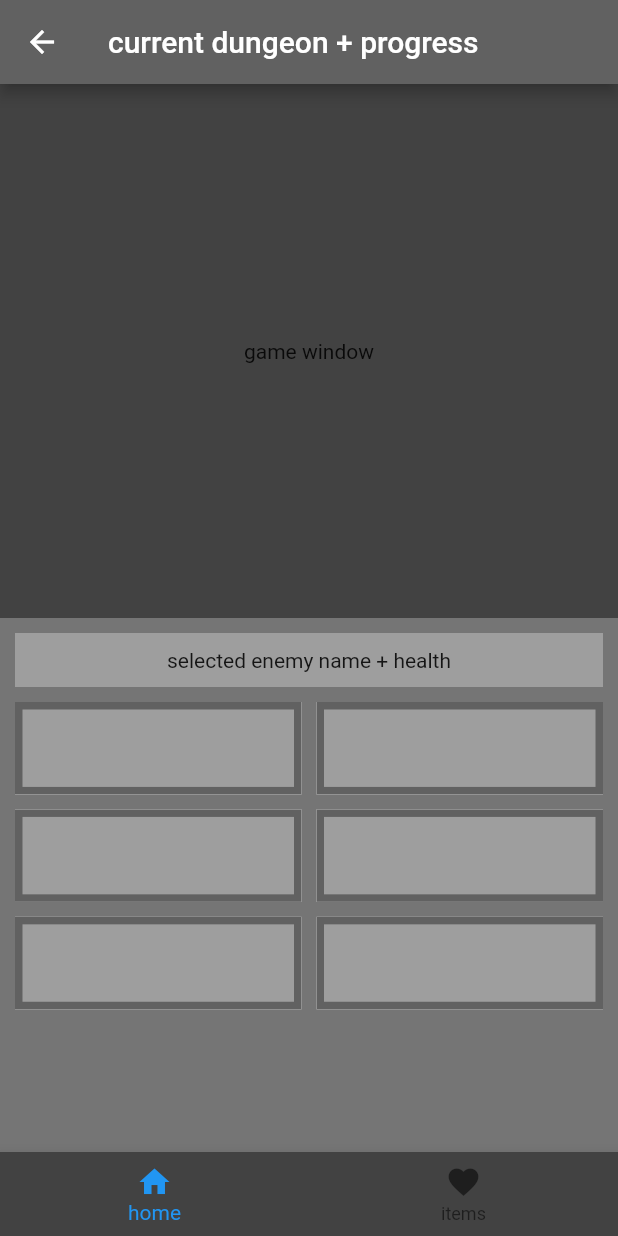
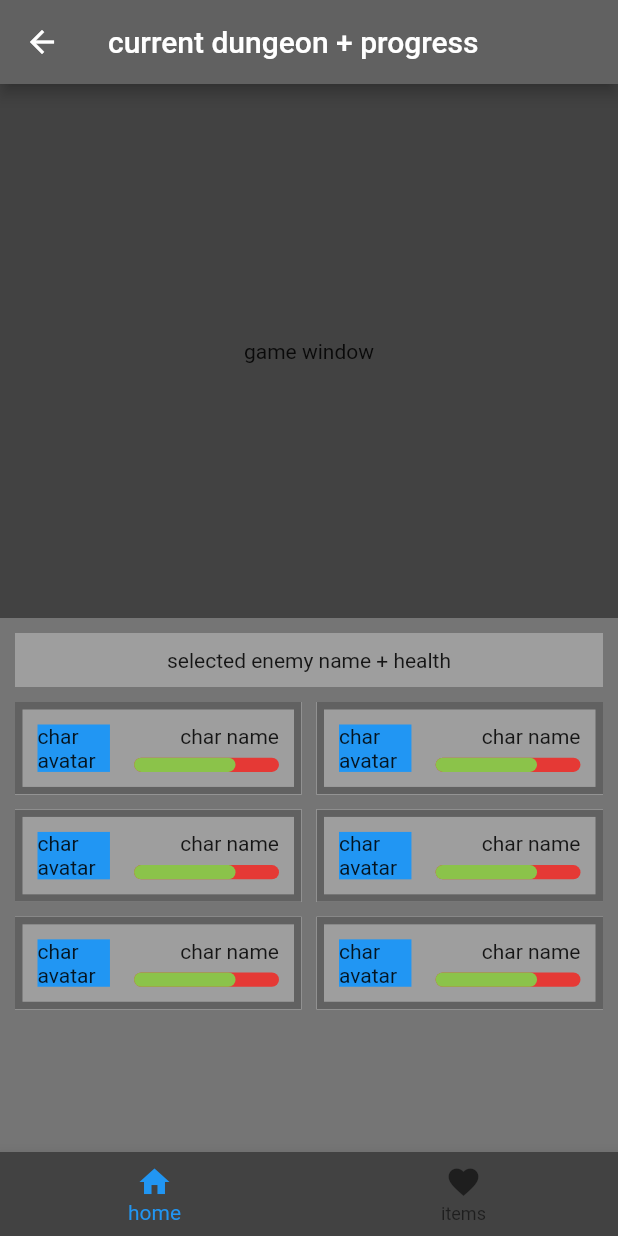
Before and after one commit to aarongiesbrecht/slimes, a Flutter app: the CombatPage screen opened directly, on a phone screen of 412 x 824 dp. Run offline on Flutter 3.47's test engine with Material 2 defaults, Android fonts, the phone set to English and light mode, and no system bars.

Commit message:
move class created, slime refined

```diff
--- a/slimes/lib/UI/CharacterTile.dart
+++ b/slimes/lib/UI/CharacterTile.dart
@@ -1,4 +1,6 @@
 import 'package:flutter/material.dart';
+
+import './SmallHealthBar.dart';
 
 class CharacterTile extends StatefulWidget {
   CharacterTile();
@@ -17,10 +19,32 @@ class _CharacterTileState extends State<CharacterTile> {
         child: Container(
           padding: EdgeInsets.all(10),
           color: Colors.grey,
-          child: Row(
+          child: Stack(
             children: <Widget>[
-
-            ],
+              FractionallySizedBox(
+                widthFactor: 0.3,
+                heightFactor: 1,
+                alignment: Alignment.centerLeft,
+                child: Container(
+                  child: Text('char\navatar'),
+                  color: Colors.blue,
+                ),
+              ),
+              Container(
+                alignment: Alignment.topRight,
+                child: Text('char name'),
+              ),
+              Container(
+                alignment: Alignment.bottomRight,
+                child: FractionallySizedBox(
+                  widthFactor: .6,
+                  heightFactor: .3,
+                  child: Container(
+                    child: SmallHealthBar(0.7)
+                  ),
+                ),
+              ),
+            ]
           ),
         ),
       ),
@@ -29,7 +53,7 @@ class _CharacterTileState extends State<CharacterTile> {
 }
 
 
-// old column
+// old row
 
 // Expanded(
 //   child: FractionallySizedBox(
--- a/slimes/lib/UI/CombatOptionTile.dart
+++ b/slimes/lib/UI/CombatOptionTile.dart
@@ -17,7 +17,7 @@ class CombatMenuTile extends StatelessWidget {
         onTap: () => onTap(),
         child:  Container(
           //TODO will require characer values to be passed in
-          child: new CharacterTile(),
+          child: CharacterTile(),
         ),
       ),
     );
--- /dev/null
+++ b/slimes/lib/UI/SmallHealthBar.dart
@@ -0,0 +1,41 @@
+import 'package:flutter/material.dart';
+
+class SmallHealthBar extends StatefulWidget {
+
+  //health MUST be passed a double between 0-1
+  final double health;
+  SmallHealthBar(this.health);
+
+  @override
+  _SmallHealthBarState createState() => _SmallHealthBarState();
+}
+
+class _SmallHealthBarState extends State<SmallHealthBar> {
+  @override
+  Widget build(BuildContext context) {
+    return new Material(
+      color: Colors.grey[500],
+        child: Container(
+          decoration: BoxDecoration(
+              color: Colors.red[600],
+              borderRadius: BorderRadius.all(
+                Radius.circular(5),
+              ),
+            ),
+          alignment: Alignment.centerLeft,
+          child: FractionallySizedBox(
+          heightFactor: 1,
+          widthFactor: widget.health,
+          child: Container(
+            decoration: BoxDecoration(
+              color: Colors.lightGreen,
+              borderRadius: BorderRadius.all(
+                Radius.circular(5),
+              ),
+            ),
+          ),
+        ),
+      ),
+    );
+  }
+}
--- a/slimes/lib/entities/friendly/Slime.dart
+++ b/slimes/lib/entities/friendly/Slime.dart
@@ -4,18 +4,32 @@
 // will not have a widget component as is just data storage
 //*
 
+import '../../utils/Move.dart';
+
 class Slime {
 
   // required data:
-  int health;
+  final int hp;
   final String type;
   final String element;
-  // moves are split into dmg/name lists
-  // as tuple are apperently not a thing in dart?
-  final List<int> movesDamage;
-  final List<String> movesName;
+  final List<Move>  moves;
+  int currentHp;
 
   //init function
-  Slime(this.element, this.type, this.health, this.movesDamage, this.movesName)
+  Slime(this.element, this.type, this.hp, this.moves);
+
+  //non user input data
+  void main() {
+    currentHp = hp;
+  }
+
+  //getters
+  int get maxHealth {
+    return this.hp;
+  }
+  int get currentHealth {
+    return this.currentHp;
+  }
+  //setters
 
 }
--- /dev/null
+++ b/slimes/lib/utils/Move.dart
@@ -0,0 +1,5 @@
+//basic class to hold a moves dmg value and name
+
+class Move {
+
+}
```
Also changed, not shown: slimes/lib/UI/CombatMenu.dart (+3 -4 lines).
